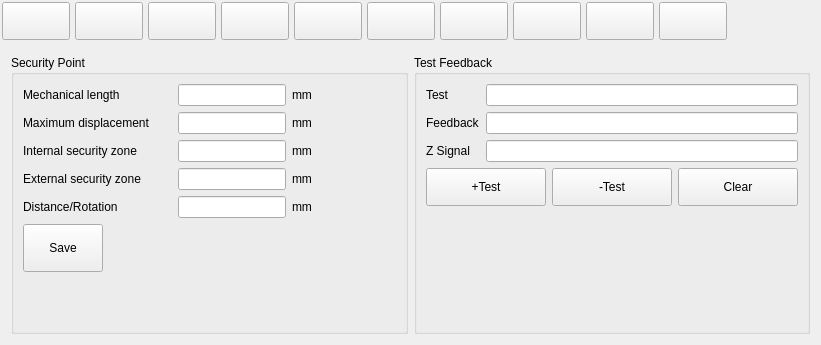
Before: the Qt Designer form hcsettings/icmachinestructpage.ui in GaussCheng/2-5AxisPunch, drawn with Qt 5.
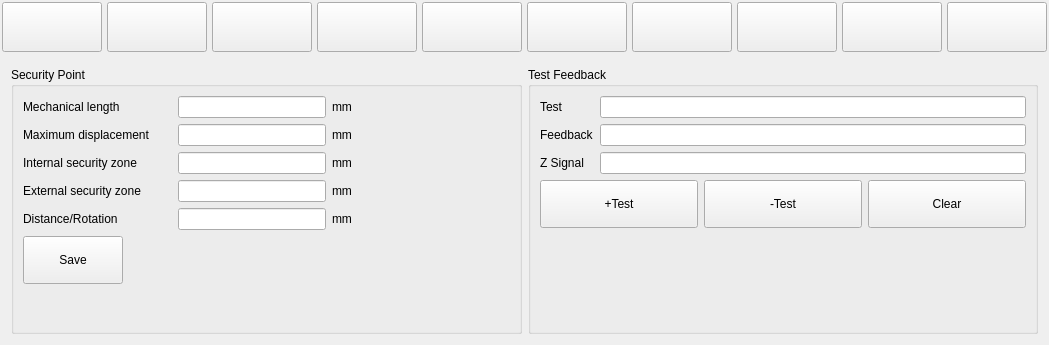
After: the same form once the commit is applied. Custom widgets are drawn as their Qt base class.

```diff
--- a/hcsettings/icmachinestructpage.ui
+++ b/hcsettings/icmachinestructpage.ui
@@ -6,7 +6,7 @@
    <rect>
     <x>0</x>
     <y>0</y>
-    <width>821</width>
+    <width>836</width>
     <height>345</height>
    </rect>
   </property>
@@ -41,6 +41,12 @@
      </property>
      <item>
       <widget class="QPushButton" name="axisXToolButton">
+       <property name="minimumSize">
+        <size>
+         <width>100</width>
+         <height>50</height>
+        </size>
+       </property>
        <property name="styleSheet">
         <string notr="true">width:60px ;
 height:30px;</string>
@@ -58,6 +64,12 @@
      </item>
      <item>
       <widget class="QPushButton" name="axisYToolButton">
+       <property name="minimumSize">
+        <size>
+         <width>100</width>
+         <height>50</height>
+        </size>
+       </property>
        <property name="styleSheet">
         <string notr="true">width:60px ;
 height:30px;</string>
@@ -75,6 +87,12 @@
      </item>
      <item>
       <widget class="QPushButton" name="axisZToolButton">
+       <property name="minimumSize">
+        <size>
+         <width>100</width>
+         <height>50</height>
+        </size>
+       </property>
        <property name="styleSheet">
         <string notr="true">width:60px ;
 height:30px;</string>
@@ -92,6 +110,12 @@
      </item>
      <item>
       <widget class="QPushButton" name="axisPToolButton">
+       <property name="minimumSize">
+        <size>
+         <width>100</width>
+         <height>50</height>
+        </size>
+       </property>
        <property name="styleSheet">
         <string notr="true">width:60px ;
 height:30px;</string>
@@ -109,6 +133,12 @@
      </item>
      <item>
       <widget class="QPushButton" name="axisQToolButton">
+       <property name="minimumSize">
+        <size>
+         <width>100</width>
+         <height>50</height>
+        </size>
+       </property>
        <property name="styleSheet">
         <string notr="true">width:60px ;
 height:30px;</string>
@@ -126,6 +156,12 @@
      </item>
      <item>
       <widget class="QPushButton" name="axisAToolButton">
+       <property name="minimumSize">
+        <size>
+         <width>100</width>
+         <height>50</height>
+        </size>
+       </property>
        <property name="styleSheet">
         <string notr="true">width:60px ;
 height:30px;</string>
@@ -143,6 +179,12 @@
      </item>
      <item>
       <widget class="QPushButton" name="axisBToolButton">
+       <property name="minimumSize">
+        <size>
+         <width>100</width>
+         <height>50</height>
+        </size>
+       </property>
        <property name="styleSheet">
         <string notr="true">width:60px ;
 height:30px;</string>
@@ -160,6 +202,12 @@
      </item>
      <item>
       <widget class="QPushButton" name="axisCToolButton">
+       <property name="minimumSize">
+        <size>
+         <width>100</width>
+         <height>50</height>
+        </size>
+       </property>
        <property name="styleSheet">
         <string notr="true">width:60px ;
 height:30px;</string>
@@ -177,6 +225,12 @@
      </item>
      <item>
       <widget class="QPushButton" name="structDefButton">
+       <property name="minimumSize">
+        <size>
+         <width>100</width>
+         <height>50</height>
+        </size>
+       </property>
        <property name="styleSheet">
         <string notr="true">width:60px ;
 height:30px;</string>
@@ -194,6 +248,12 @@
      </item>
      <item>
       <widget class="QPushButton" name="timeLimitButton">
+       <property name="minimumSize">
+        <size>
+         <width>100</width>
+         <height>50</height>
+        </size>
+       </property>
        <property name="styleSheet">
         <string notr="true">width:60px ;
 height:30px;</string>
@@ -509,7 +569,7 @@
             </property>
             <property name="maximumSize">
              <size>
-              <width>80</width>
+              <width>100</width>
               <height>48</height>
              </size>
             </property>
@@ -588,8 +648,8 @@
               </property>
               <property name="minimumSize">
                <size>
-                <width>80</width>
-                <height>38</height>
+                <width>100</width>
+                <height>48</height>
                </size>
               </property>
               <property name="text">
@@ -607,8 +667,8 @@
               </property>
               <property name="minimumSize">
                <size>
-                <width>80</width>
-                <height>38</height>
+                <width>100</width>
+                <height>48</height>
                </size>
               </property>
               <property name="text">
@@ -626,8 +686,8 @@
               </property>
               <property name="minimumSize">
                <size>
-                <width>80</width>
-                <height>38</height>
+                <width>100</width>
+                <height>48</height>
                </size>
               </property>
               <property name="text">
```
Left out of the diff: 11 changed lines with no effect on the pictures.
